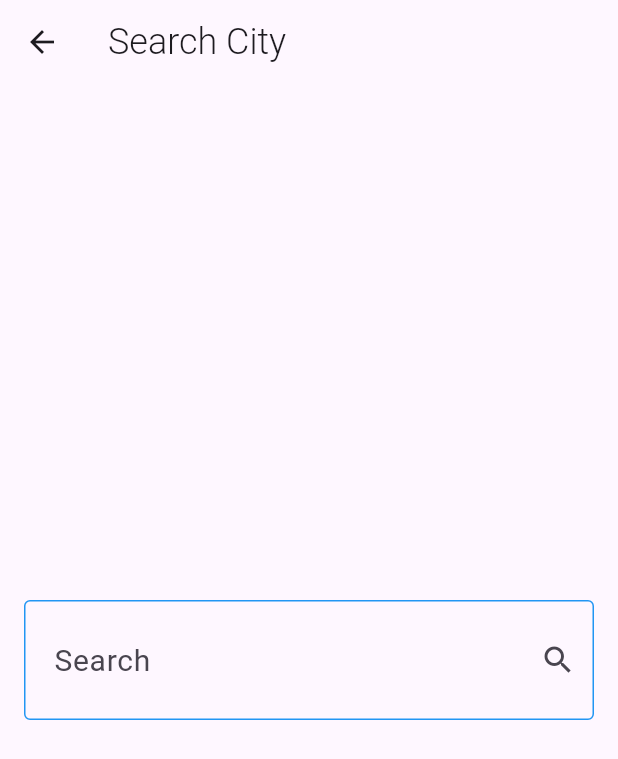
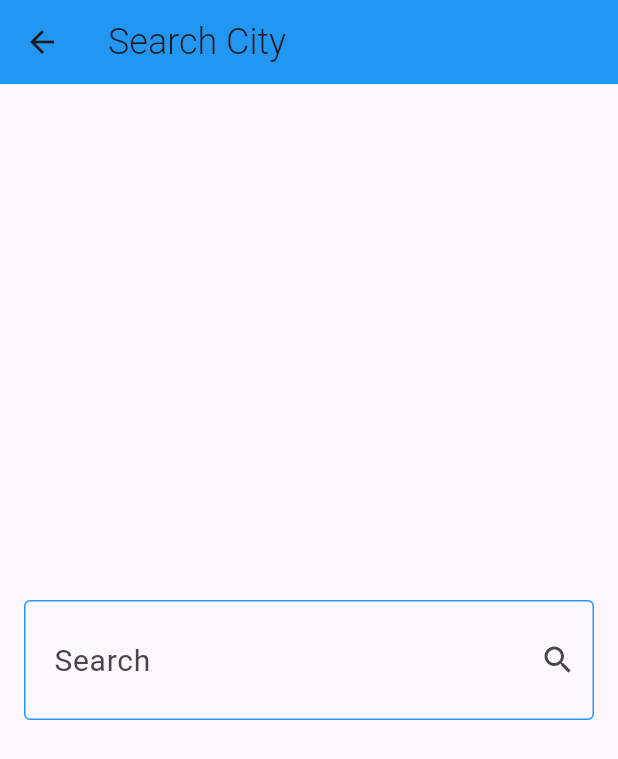
Before and after one commit to yasser-osamaa/Weather-App, a Flutter app: the screen it shows after launch, after a tap on the "search" icon, on a phone screen of 412 x 824 dp. Shown: the top 759 px of the screen. Run offline on Flutter 3.47's test engine with Material 3 defaults, Android fonts, the phone set to English and light mode, and no system bars; our stand-ins replace dio, flutter_bloc; network calls fail.

Commit message:
added theme app bar and gradinat background color for info page

```diff
--- a/lib/cubits/get_weather_cubit/get_weather_cubit.dart
+++ b/lib/cubits/get_weather_cubit/get_weather_cubit.dart
@@ -6,12 +6,12 @@ import 'package:weather_app/services/weather_services.dart';
 
 class GetWeatherCubit extends Cubit<WeatherStates> {
   GetWeatherCubit() : super(StartedState());
+  WeatherModel? weatherModel;
   getWeather({required String cityName}) async {
     try {
-      // ignore: unused_local_variable
-      WeatherModel weatherModel =
+      weatherModel =
           await WeatherServices(dio: Dio()).getCurrentWeather(city: cityName);
-      emit(WeatherLoadedState(weatherModel: weatherModel));
+      emit(WeatherLoadedState(weatherModel: weatherModel!));
     } catch (e) {
       emit(WeatherFailureState(errorMsg: e.toString()));
     }
--- a/lib/main.dart
+++ b/lib/main.dart
@@ -1,6 +1,7 @@
 import 'package:flutter/material.dart';
 import 'package:flutter_bloc/flutter_bloc.dart';
 import 'package:weather_app/cubits/get_weather_cubit/get_weather_cubit.dart';
+import 'package:weather_app/cubits/get_weather_cubit/get_weather_states.dart';
 import 'package:weather_app/views/home_view.dart';
 
 void main() {
@@ -14,10 +15,71 @@ class WeatherApp extends StatelessWidget {
   Widget build(BuildContext context) {
     return BlocProvider(
       create: (context) => GetWeatherCubit(),
-      child: const MaterialApp(
-        debugShowCheckedModeBanner: false,
-        home: HomeView(),
+      child: Builder(
+        builder: (context) {
+          return BlocBuilder<GetWeatherCubit, WeatherStates>(
+            builder: (context, state) {
+              return MaterialApp(
+                theme: ThemeData(
+                  // primaryColor: getWeatherColor(
+                  //     BlocProvider.of<GetWeatherCubit>(context)
+                  //         .weatherModel
+                  //         ?.weatherCondition),
+                  appBarTheme: AppBarTheme(
+                    backgroundColor: getWeatherColor(BlocProvider.of<
+                            GetWeatherCubit>(context)
+                        .weatherModel
+                        ?.weatherCondition), // Explicitly set the AppBar color
+                  ),
+                ),
+                debugShowCheckedModeBanner: false,
+                home: const HomeView(),
+              );
+            },
+          );
+        },
       ),
     );
   }
 }
+
+MaterialColor getWeatherColor(String? condition) {
+  if (condition == null) {
+    return Colors.blue;
+  }
+  switch (condition.toLowerCase()) {
+    case "sunny":
+    case "clear":
+      return Colors.orange;
+    case "partly cloudy":
+      return Colors.lightBlue;
+    case "cloudy":
+      return Colors.grey;
+    case "overcast":
+      return Colors.blueGrey;
+    case "mist":
+    case "fog":
+    case "freezing fog":
+      return Colors.teal;
+    case "patchy rain possible":
+    case "light drizzle":
+    case "light rain":
+      return Colors.lightBlue;
+    case "moderate rain":
+    case "heavy rain":
+      return Colors.blue;
+    case "patchy snow possible":
+    case "light snow":
+    case "snow showers":
+    case "moderate snow":
+    case "heavy snow":
+      return Colors.cyan;
+    case "thundery outbreaks possible":
+    case "light rain with thunder":
+    case "moderate rain with thunder":
+    case "heavy rain with thunder":
+      return Colors.purple;
+    default:
+      return Colors.blueGrey; // Default color for unspecified conditions
+  }
+}
--- a/lib/views/home_view.dart
+++ b/lib/views/home_view.dart
@@ -19,7 +19,6 @@ class _HomeViewState extends State<HomeView> {
   Widget build(BuildContext context) {
     return Scaffold(
       appBar: AppBar(
-        backgroundColor: const Color.fromARGB(255, 86, 194, 237),
         title: const Text(
           'Weather Daily',
           style: TextStyle(
--- a/lib/widgets/info_weather_body.dart
+++ b/lib/widgets/info_weather_body.dart
@@ -1,4 +1,5 @@
 import 'package:flutter/material.dart';
+import 'package:weather_app/main.dart';
 import 'package:weather_app/models/weather_model.dart';
 
 class InfoWeatherBody extends StatelessWidget {
@@ -6,7 +7,19 @@ class InfoWeatherBody extends StatelessWidget {
   final WeatherModel model;
   @override
   Widget build(BuildContext context) {
-    return Padding(
+    return Container(
+      decoration: BoxDecoration(
+        gradient: LinearGradient(
+          begin: Alignment.topCenter,
+          end: Alignment.bottomCenter,
+          colors: [
+            getWeatherColor(model.weatherCondition),
+            getWeatherColor(model.weatherCondition)[300]!,
+            getWeatherColor(model.weatherCondition)[50]!,
+          ],
+        ),
+      ),
+      child: Padding(
         padding: const EdgeInsets.symmetric(horizontal: 12),
         child: Center(
           child: Column(
@@ -15,11 +28,13 @@ class InfoWeatherBody extends StatelessWidget {
             children: [
               Text(
                 model.cityName,
-              style: const TextStyle(fontWeight: FontWeight.bold, fontSize: 30),
+                style:
+                    const TextStyle(fontWeight: FontWeight.bold, fontSize: 30),
               ),
               Text(
                 'updated at ${model.date.hour}:${model.date.minute}',
-              style: const TextStyle(fontWeight: FontWeight.w300, fontSize: 22),
+                style:
+                    const TextStyle(fontWeight: FontWeight.w300, fontSize: 22),
               ),
               const SizedBox(
                 height: 35,
@@ -33,7 +48,7 @@ class InfoWeatherBody extends StatelessWidget {
                     //width: 100,
                   ),
                   Text(
-                  ' ${model.temp} ',
+                    ' ${model.temp.round()}',
                     style: const TextStyle(
                         fontWeight: FontWeight.bold, fontSize: 35),
                   ),
@@ -58,9 +73,11 @@ class InfoWeatherBody extends StatelessWidget {
               ),
               Text(
                 model.weatherCondition,
-              style: const TextStyle(fontWeight: FontWeight.bold, fontSize: 30),
+                style:
+                    const TextStyle(fontWeight: FontWeight.bold, fontSize: 30),
               ),
             ],
+          ),
         ),
       ),
     );
```
Lines whose indentation alone changed are shown as unchanged.
